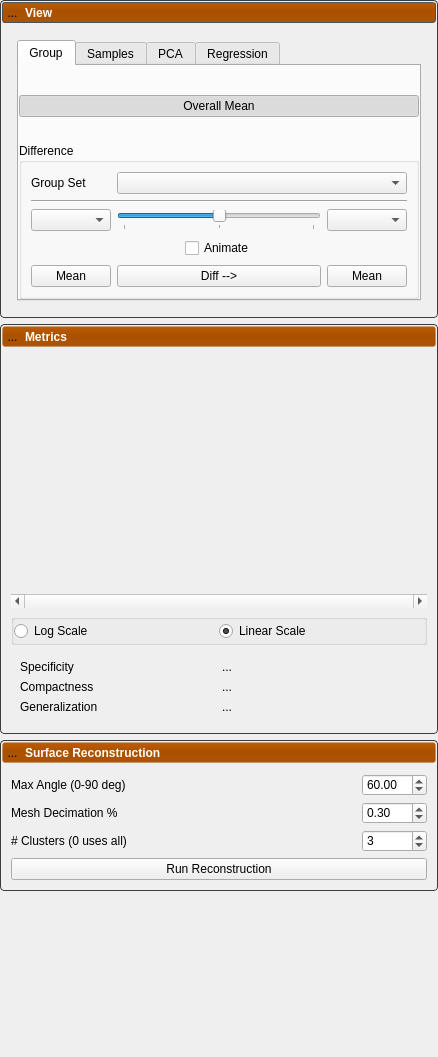
Qt form Studio/src/Application/Analysis/AnalysisTool.ui (SCIInstitute/ShapeWorks) before a commit.
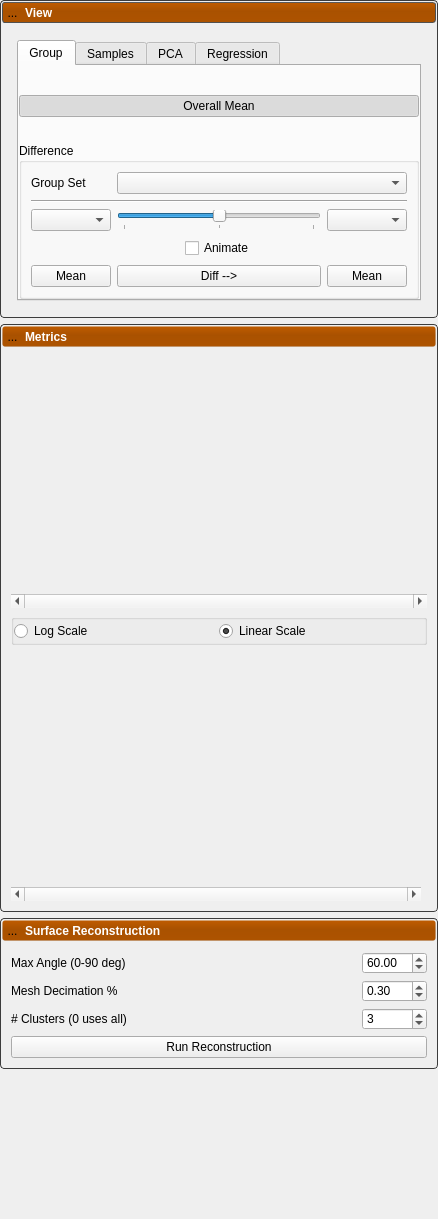
The same form after that commit. Icons and pictures are not drawn. Custom widgets are drawn as their Qt base class.

Commit message: Generalizing BarGraph a bit, adding custom label

Patch:
```diff
--- a/Studio/src/Application/Analysis/AnalysisTool.ui
+++ b/Studio/src/Application/Analysis/AnalysisTool.ui
@@ -7,7 +7,7 @@
     <x>0</x>
     <y>0</y>
     <width>438</width>
-    <height>1057</height>
+    <height>1219</height>
    </rect>
   </property>
   <property name="windowTitle">
@@ -1284,52 +1284,78 @@
            </widget>
           </widget>
          </item>
-         <item row="2" column="0" colspan="2">
-          <widget class="QWidget" name="evaluation_widget" native="true">
-           <layout class="QGridLayout" name="gridLayout_5">
-            <item row="0" column="0">
-             <widget class="QLabel" name="label_6">
-              <property name="text">
-               <string>Specificity</string>
-              </property>
-             </widget>
-            </item>
-            <item row="0" column="1">
-             <widget class="QLabel" name="specificity_label">
-              <property name="text">
-               <string>...</string>
-              </property>
-             </widget>
-            </item>
-            <item row="1" column="0">
-             <widget class="QLabel" name="label_7">
-              <property name="text">
-               <string>Compactness</string>
-              </property>
-             </widget>
-            </item>
-            <item row="1" column="1">
-             <widget class="QLabel" name="compactness_label">
-              <property name="text">
-               <string>...</string>
-              </property>
-             </widget>
-            </item>
-            <item row="2" column="0">
-             <widget class="QLabel" name="label_4">
-              <property name="text">
-               <string>Generalization</string>
-              </property>
-             </widget>
-            </item>
-            <item row="2" column="1">
-             <widget class="QLabel" name="generalization_label">
-              <property name="text">
-               <string>...</string>
-              </property>
-             </widget>
-            </item>
-           </layout>
+         <item row="2" column="0">
+          <widget class="QScrollArea" name="chart_scroll_area_compactness">
+           <property name="minimumSize">
+            <size>
+             <width>0</width>
+             <height>250</height>
+            </size>
+           </property>
+           <property name="frameShape">
+            <enum>QFrame::NoFrame</enum>
+           </property>
+           <property name="frameShadow">
+            <enum>QFrame::Plain</enum>
+           </property>
+           <property name="lineWidth">
+            <number>0</number>
+           </property>
+           <property name="verticalScrollBarPolicy">
+            <enum>Qt::ScrollBarAlwaysOff</enum>
+           </property>
+           <property name="horizontalScrollBarPolicy">
+            <enum>Qt::ScrollBarAlwaysOn</enum>
+           </property>
+           <property name="sizeAdjustPolicy">
+            <enum>QAbstractScrollArea::AdjustToContents</enum>
+           </property>
+           <property name="widgetResizable">
+            <bool>true</bool>
+           </property>
+           <widget class="QWidget" name="scrollAreaWidgetContents_3">
+            <property name="geometry">
+             <rect>
+              <x>0</x>
+              <y>0</y>
+              <width>400</width>
+              <height>234</height>
+             </rect>
+            </property>
+            <property name="sizePolicy">
+             <sizepolicy hsizetype="MinimumExpanding" vsizetype="MinimumExpanding">
+              <horstretch>0</horstretch>
+              <verstretch>0</verstretch>
+             </sizepolicy>
+            </property>
+            <layout class="QGridLayout" name="gridLayout_9">
+             <property name="leftMargin">
+              <number>3</number>
+             </property>
+             <property name="topMargin">
+              <number>3</number>
+             </property>
+             <property name="rightMargin">
+              <number>3</number>
+             </property>
+             <property name="bottomMargin">
+              <number>3</number>
+             </property>
+             <property name="spacing">
+              <number>0</number>
+             </property>
+             <item row="0" column="0">
+              <widget class="BarGraph" name="compactness_graph" native="true">
+               <property name="sizePolicy">
+                <sizepolicy hsizetype="MinimumExpanding" vsizetype="MinimumExpanding">
+                 <horstretch>0</horstretch>
+                 <verstretch>0</verstretch>
+                </sizepolicy>
+               </property>
+              </widget>
+             </item>
+            </layout>
+           </widget>
           </widget>
          </item>
         </layout>
```
Left out of the diff: 8 changed lines with no effect on the pictures. The commit also changes 3 other files.
